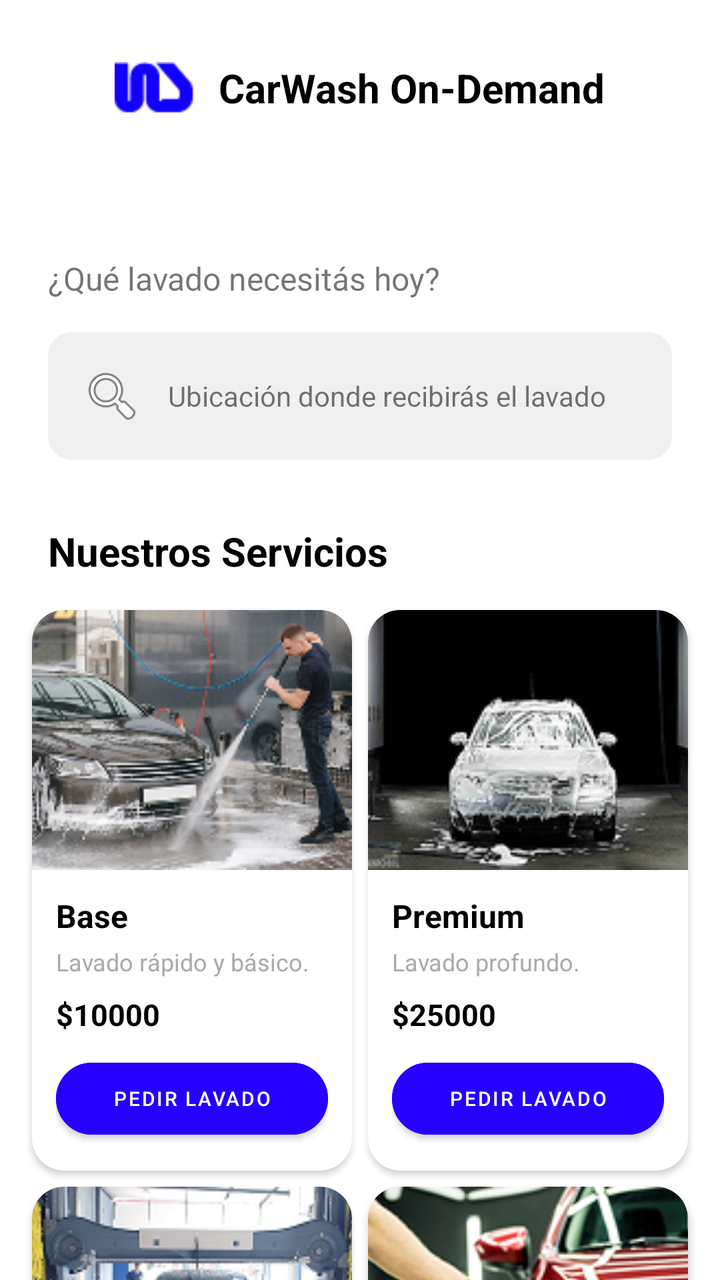
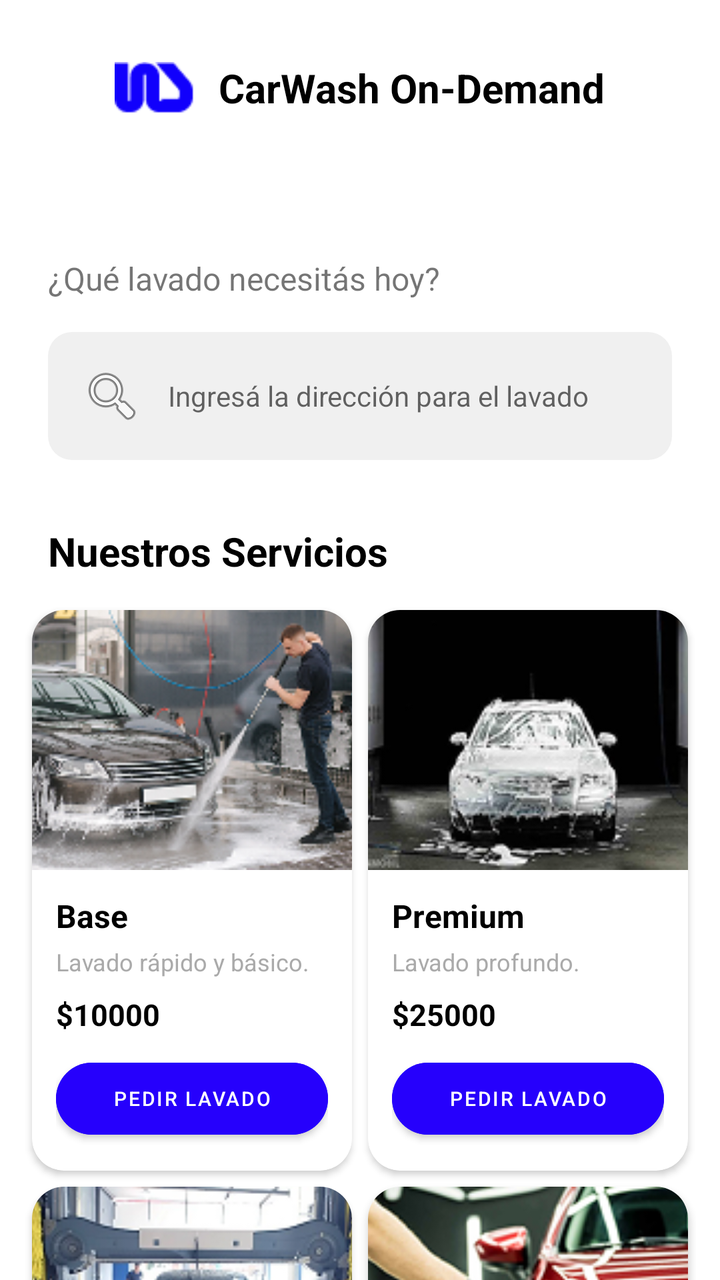

Before-and-after screenshots of an Android layout around one commit, followed by the original layout XML and the change that was made.
<!-- AndroidManifest.xml: application theme Theme.CarWash -->
<!-- res/layout/fragment_home.xml -->
<?xml version="1.0" encoding="utf-8"?>
<LinearLayout
    xmlns:android="http://schemas.android.com/apk/res/android"
    xmlns:app="http://schemas.android.com/apk/res-auto"
    xmlns:tools="http://schemas.android.com/tools"
    android:layout_width="match_parent"
    android:layout_height="match_parent"
    android:orientation="vertical"
    tools:context=".ui.home.HomeFragment">

    
    <LinearLayout
        android:layout_width="match_parent"
        android:layout_height="wrap_content"
        android:orientation="horizontal"
        android:gravity="center"
        android:paddingTop="24dp"
        android:paddingBottom="12dp">

        <ImageView
            android:layout_width="40dp"
            android:layout_height="40dp"
            android:src="@drawable/logo_carwash"/>

        <TextView
            android:layout_width="wrap_content"
            android:layout_height="wrap_content"
            android:text="CarWash On-Demand"
            android:textColor="@android:color/black"
            android:textSize="20sp"
            android:textStyle="bold"
            android:layout_marginStart="12dp"/>
    </LinearLayout>

    
    <LinearLayout
        android:layout_width="match_parent"
        android:layout_height="0dp"
        android:layout_weight="1"
        android:orientation="vertical">

        
        <LinearLayout
            android:layout_width="match_parent"
            android:layout_height="wrap_content"
            android:orientation="vertical"
            android:paddingStart="24dp"
            android:paddingEnd="24dp">

            <TextView
                android:id="@+id/greeting_text"
                android:layout_width="match_parent"
                android:layout_height="wrap_content"
                android:layout_marginTop="16dp"
                android:text=""
                android:textColor="@android:color/black"
                android:textSize="24sp"
                android:textStyle="bold" />

            <TextView
                android:id="@+id/prompt_text"
                android:layout_width="match_parent"
                android:layout_height="wrap_content"
                android:layout_marginTop="4dp"
                android:text="¿Qué lavado necesitás hoy?"
                android:textSize="16sp" />

            <TextView
                android:id="@+id/search_bar"
                android:layout_width="match_parent"
                android:layout_height="wrap_content"
                android:layout_marginTop="16dp"
                android:background="@drawable/edit_text_background"
                android:drawableStart="@android:drawable/ic_menu_search"
                android:drawablePadding="12dp"
                android:gravity="center_vertical"
                android:padding="16dp"
                android:text="Ubicación donde recibirás el lavado" />

            <TextView
                android:id="@+id/services_title"
                android:layout_width="match_parent"
                android:layout_height="wrap_content"
                android:layout_marginTop="32dp"
                android:text="Nuestros Servicios"
                android:textColor="@android:color/black"
                android:textSize="20sp"
                android:textStyle="bold" />
        </LinearLayout>

        
        <androidx.core.widget.NestedScrollView
            android:layout_width="match_parent"
            android:layout_height="match_parent"
            android:layout_marginTop="12dp"
            android:clipToPadding="false"
            android:paddingBottom="16dp">

            <GridLayout
                android:layout_width="match_parent"
                android:layout_height="wrap_content"
                android:columnCount="2"
                android:paddingStart="12dp"
                android:paddingEnd="12dp"
                android:useDefaultMargins="true">

                
                <com.google.android.material.card.MaterialCardView
                    android:layout_width="0dp"
                    android:layout_height="wrap_content"
                    android:layout_columnWeight="1"
                    app:cardCornerRadius="16dp"
                    app:cardElevation="2dp">

                    <LinearLayout
                        android:layout_width="match_parent"
                        android:layout_height="wrap_content"
                        android:orientation="vertical">

                        <ImageView
                            android:layout_width="match_parent"
                            android:layout_height="130dp"
                            android:src="@drawable/lavadobase"
                            android:scaleType="centerCrop" />

                        <LinearLayout
                            android:layout_width="match_parent"
                            android:layout_height="wrap_content"
                            android:orientation="vertical"
                            android:padding="12dp">

                            <TextView
                                android:layout_width="wrap_content"
                                android:layout_height="wrap_content"
                                android:text="Base"
                                android:textColor="@android:color/black"
                                android:textSize="16sp"
                                android:textStyle="bold" />

                            <TextView
                                android:layout_width="wrap_content"
                                android:layout_height="wrap_content"
                                android:text="Lavado rápido y básico."
                                android:textColor="@android:color/darker_gray"
                                android:textSize="12sp"
                                android:layout_marginTop="4dp"
                                android:layout_marginBottom="8dp"/>

                            <TextView
                                android:layout_width="wrap_content"
                                android:layout_height="wrap_content"
                                android:text="$10000"
                                android:textColor="@android:color/black"
                                android:textSize="15sp"
                                android:textStyle="bold" />

                            <com.google.android.material.button.MaterialButton
                                android:id="@+id/btnOrderBase"
                                android:layout_width="match_parent"
                                android:layout_height="wrap_content"
                                android:layout_marginTop="8dp"
                                android:text="PEDIR LAVADO"
                                android:textSize="10sp"
                                android:textAllCaps="false"
                                android:backgroundTint="@color/azulcarwash"
                                app:cornerRadius="24dp" />

                        </LinearLayout>
                    </LinearLayout>
                </com.google.android.material.card.MaterialCardView>

                
                <com.google.android.material.card.MaterialCardView
                    android:layout_width="0dp"
                    android:layout_height="wrap_content"
                    android:layout_columnWeight="1"
                    app:cardCornerRadius="16dp"
                    app:cardElevation="2dp">

                    <LinearLayout
                        android:layout_width="match_parent"
                        android:layout_height="wrap_content"
                        android:orientation="vertical">

                        <ImageView
                            android:layout_width="match_parent"
                            android:layout_height="130dp"
                            android:src="@drawable/lavadopremium"
                            android:scaleType="centerCrop" />

                        <LinearLayout
                            android:layout_width="match_parent"
                            android:layout_height="wrap_content"
                            android:orientation="vertical"
                            android:padding="12dp">

                            <TextView
                                android:layout_width="wrap_content"
                                android:layout_height="wrap_content"
                                android:text="Premium"
                                android:textColor="@android:color/black"
                                android:textSize="16sp"
                                android:textStyle="bold" />

                            <TextView
                                android:layout_width="wrap_content"
                                android:layout_height="wrap_content"
                                android:text="Lavado profundo."
                                android:textColor="@android:color/darker_gray"
                                android:textSize="12sp"
                                android:layout_marginTop="4dp"
                                android:layout_marginBottom="8dp"/>

                            <TextView
                                android:layout_width="wrap_content"
                                android:layout_height="wrap_content"
                                android:text="$25000"
                                android:textColor="@android:color/black"
                                android:textSize="15sp"
                                android:textStyle="bold" />

                            <com.google.android.material.button.MaterialButton
                                android:id="@+id/btnOrderPremium"
                                android:layout_width="match_parent"
                                android:layout_height="wrap_content"
                                android:layout_marginTop="8dp"
                                android:text="PEDIR LAVADO"
                                android:textSize="10sp"
                                android:textAllCaps="false"
                                android:backgroundTint="@color/azulcarwash"
                                app:cornerRadius="24dp" />

                        </LinearLayout>
                    </LinearLayout>
                </com.google.android.material.card.MaterialCardView>

                
                <com.google.android.material.card.MaterialCardView
                    android:layout_width="0dp"
                    android:layout_height="wrap_content"
                    android:layout_columnWeight="1"
                    app:cardCornerRadius="16dp"
                    app:cardElevation="2dp">

                    <LinearLayout
                        android:layout_width="match_parent"
                        android:layout_height="wrap_content"
                        android:orientation="vertical">

                        <ImageView
                            android:layout_width="match_parent"
                            android:layout_height="130dp"
                            android:src="@drawable/lavadoexpress"
                            android:scaleType="centerCrop" />

                        <LinearLayout
                            android:layout_width="match_parent"
                            android:layout_height="wrap_content"
                            android:orientation="vertical"
                            android:padding="12dp">

                            <TextView
                                android:layout_width="wrap_content"
                                android:layout_height="wrap_content"
                                android:text="Express"
                                android:textColor="@android:color/black"
                                android:textSize="16sp"
                                android:textStyle="bold" />

                            <TextView
                                android:layout_width="wrap_content"
                                android:layout_height="wrap_content"
                                android:text="Menos de una hora."
                                android:textColor="@android:color/darker_gray"
                                android:textSize="12sp"
                                android:layout_marginTop="4dp"
                                android:layout_marginBottom="8dp"/>

                            <TextView
                                android:layout_width="wrap_content"
                                android:layout_height="wrap_content"
                                android:text="$15000"
                                android:textColor="@android:color/black"
                                android:textSize="15sp"
                                android:textStyle="bold" />

                            <com.google.android.material.button.MaterialButton
                                android:id="@+id/btnOrderExpress"
                                android:layout_width="match_parent"
                                android:layout_height="wrap_content"
                                android:layout_marginTop="8dp"
                                android:text="PEDIR LAVADO"
                                android:textSize="10sp"
                                android:textAllCaps="false"
                                android:backgroundTint="@color/azulcarwash"
                                app:cornerRadius="24dp" />

                        </LinearLayout>
                    </LinearLayout>
                </com.google.android.material.card.MaterialCardView>

                
                <com.google.android.material.card.MaterialCardView
                    android:layout_width="0dp"
                    android:layout_height="wrap_content"
                    android:layout_columnWeight="1"
                    app:cardCornerRadius="16dp"
                    app:cardElevation="2dp">

                    <LinearLayout
                        android:layout_width="match_parent"
                        android:layout_height="wrap_content"
                        android:orientation="vertical">

                        <ImageView
                            android:layout_width="match_parent"
                            android:layout_height="130dp"
                            android:src="@drawable/lavadodetailing"
                            android:scaleType="centerCrop" />

                        <LinearLayout
                            android:layout_width="match_parent"
                            android:layout_height="wrap_content"
                            android:orientation="vertical"
                            android:padding="12dp">

                            <TextView
                                android:layout_width="wrap_content"
                                android:layout_height="wrap_content"
                                android:text="Detailing"
                                android:textColor="@android:color/black"
                                android:textSize="16sp"
                                android:textStyle="bold" />

                            <TextView
                                android:layout_width="wrap_content"
                                android:layout_height="wrap_content"
                                android:text="Lavado, encerado y pulido."
                                android:textColor="@android:color/darker_gray"
                                android:textSize="12sp"
                                android:layout_marginTop="4dp"
                                android:layout_marginBottom="8dp"/>

                            <TextView
                                android:layout_width="wrap_content"
                                android:layout_height="wrap_content"
                                android:text="$50000"
                                android:textColor="@android:color/black"
                                android:textSize="15sp"
                                android:textStyle="bold" />

                            <com.google.android.material.button.MaterialButton
                                android:id="@+id/btnOrderDetailing"
                                android:layout_width="match_parent"
                                android:layout_height="wrap_content"
                                android:layout_marginTop="8dp"
                                android:text="PEDIR LAVADO"
                                android:textSize="10sp"
                                android:textAllCaps="false"
                                android:backgroundTint="@color/azulcarwash"
                                app:cornerRadius="24dp" />

                        </LinearLayout>
                    </LinearLayout>
                </com.google.android.material.card.MaterialCardView>

            </GridLayout>
        </androidx.core.widget.NestedScrollView>
    </LinearLayout>
</LinearLayout>
<!-- resources referenced by this layout -->
<resources>
  <color name="azulcarwash">#2600FC</color>
  <!-- drawable edit_text_background (drawable) -->
  <?xml version="1.0" encoding="utf-8"?>
  <shape xmlns:android="http://schemas.android.com/apk/res/android"
      android:shape="rectangle">
  
      
      <solid android:color="@color/edit_text_bg_gray" />
  
      
      <corners android:radius="12dp" />
  
  </shape>
  <!-- drawable lavadobase: png bitmap (drawable, 54784 bytes) -->
  <!-- drawable lavadodetailing: png bitmap (drawable, 52180 bytes) -->
  <!-- drawable lavadoexpress: png bitmap (drawable, 50966 bytes) -->
  <!-- drawable lavadopremium: png bitmap (drawable, 27926 bytes) -->
  <!-- drawable logo_carwash: png bitmap (drawable, 734 bytes) -->
  <style name="Theme.CarWash" parent="Theme.MaterialComponents.DayNight.NoActionBar">
          
          <item name="colorPrimary">@color/purple_500</item>
          <item name="colorPrimaryVariant">@color/purple_700</item>
          <item name="colorOnPrimary">@color/white</item>
          
          <item name="colorSecondary">@color/teal_200</item>
          <item name="colorSecondaryVariant">@color/teal_700</item>
          <item name="colorOnSecondary">@color/black</item>
          
          <item name="android:statusBarColor">?attr/colorPrimaryVariant</item>
          
      </style>
  <color name="edit_text_bg_gray">#F0F0F0</color>
  <color name="purple_500">#FF6200EE</color>
  <color name="purple_700">#FF3700B3</color>
  <color name="white">#FFFFFFFF</color>
  <color name="teal_200">#FF03DAC5</color>
  <color name="teal_700">#FF018786</color>
  <color name="black">#FF000000</color>
</resources>

<!-- the commit's change to res/layout/fragment_home.xml (unified diff, before → after) -->
@@ -65,7 +65,8 @@
                 android:text="¿Qué lavado necesitás hoy?"
                 android:textSize="16sp" />
 
-            <TextView
+            
+            <EditText
                 android:id="@+id/search_bar"
                 android:layout_width="match_parent"
                 android:layout_height="wrap_content"
@@ -75,7 +76,9 @@
                 android:drawablePadding="12dp"
                 android:gravity="center_vertical"
                 android:padding="16dp"
-                android:text="Ubicación donde recibirás el lavado" />
+                android:hint="Ingresá la dirección para el lavado"
+                android:inputType="textPostalAddress"
+                android:textSize="14sp" />
 
             <TextView
                 android:id="@+id/services_title"
